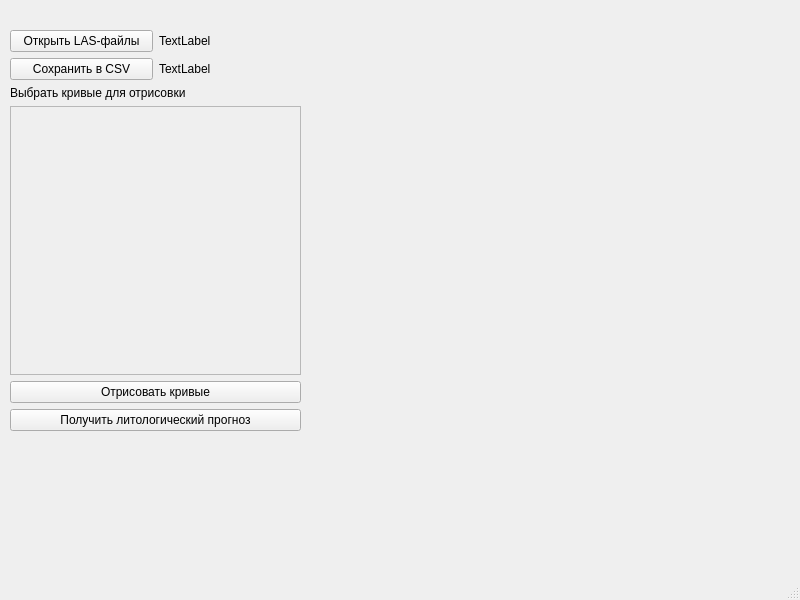
Above: core/GeoLogML/untitled.ui from malyshoke/FaciesClassification before the change. Below: the same form after it.
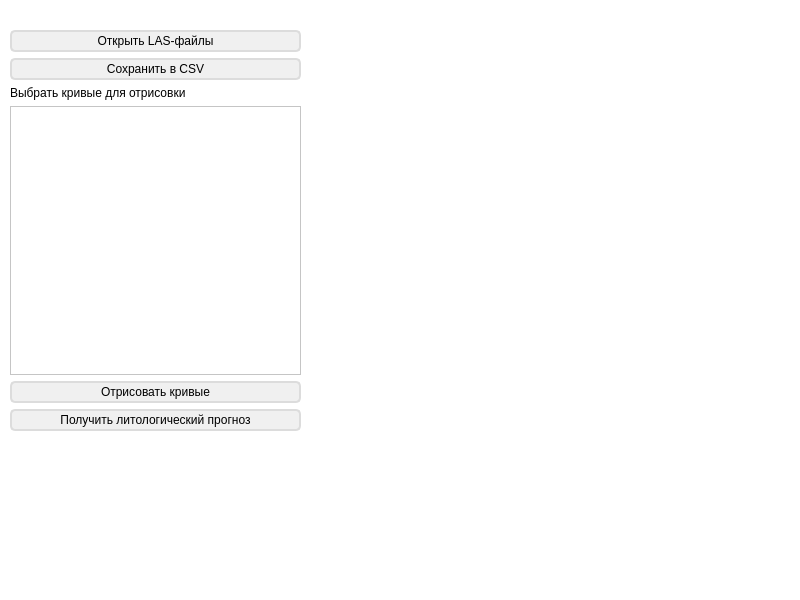
That is the form after the change.

Diff of the .ui file:
```diff
--- a/core/GeoLogML/untitled.ui
+++ b/core/GeoLogML/untitled.ui
@@ -13,6 +13,9 @@
   <property name="windowTitle">
    <string>GeoLogML</string>
   </property>
+  <property name="styleSheet">
+   <string notr="true">  background-color: #ffffff;  </string>
+  </property>
   <widget class="QWidget" name="centralwidget">
    <widget class="QWidget" name="widget" native="true">
     <property name="geometry">
@@ -24,7 +27,7 @@
      </rect>
     </property>
    </widget>
-   <widget class="QWidget" name="">
+   <widget class="QWidget" name="layoutWidget">
     <property name="geometry">
      <rect>
       <x>10</x>
@@ -40,36 +43,46 @@
         <layout class="QHBoxLayout" name="horizontalLayout">
          <item>
           <widget class="QPushButton" name="pushButton">
+           <property name="styleSheet">
+            <string notr="true">QPushButton {
+    background-color: #f0f0f0;  
+    border: 2px solid #dcdcdc; 
+    border-radius: 5px;      
+    padding: 2px;
+}
+QPushButton:hover {
+    background-color: #e8e8e8;
+}
+</string>
+           </property>
            <property name="text">
             <string>Открыть LAS-файлы</string>
            </property>
           </widget>
          </item>
-         <item>
-          <widget class="QLabel" name="label">
-           <property name="text">
-            <string>TextLabel</string>
-           </property>
-          </widget>
-         </item>
         </layout>
        </item>
        <item>
         <layout class="QHBoxLayout" name="horizontalLayout_2">
          <item>
           <widget class="QPushButton" name="pushButton_2">
+           <property name="styleSheet">
+            <string notr="true">QPushButton {
+    background-color: #f0f0f0;  
+    border: 2px solid #dcdcdc; 
+    border-radius: 5px;      
+    padding: 2px;
+}
+QPushButton:hover {
+    background-color: #e8e8e8;
+}
+</string>
+           </property>
            <property name="text">
             <string>Сохранить в CSV</string>
            </property>
           </widget>
          </item>
-         <item>
-          <widget class="QLabel" name="label_2">
-           <property name="text">
-            <string>TextLabel</string>
-           </property>
-          </widget>
-         </item>
         </layout>
        </item>
       </layout>
@@ -100,6 +113,18 @@
      </item>
      <item>
       <widget class="QPushButton" name="pushButton_3">
+       <property name="styleSheet">
+        <string notr="true">QPushButton {
+    background-color: #f0f0f0;  
+    border: 2px solid #dcdcdc; 
+    border-radius: 5px;      
+    padding: 2px;
+}
+QPushButton:hover {
+    background-color: #e8e8e8;
+}
+</string>
+       </property>
        <property name="text">
         <string>Отрисовать кривые</string>
        </property>
@@ -107,6 +132,18 @@
      </item>
      <item>
       <widget class="QPushButton" name="pushButton_4">
+       <property name="styleSheet">
+        <string notr="true">QPushButton {
+    background-color: #f0f0f0;  
+    border: 2px solid #dcdcdc; 
+    border-radius: 5px;      
+    padding: 2px;
+}
+QPushButton:hover {
+    background-color: #e8e8e8;
+}
+</string>
+       </property>
        <property name="text">
         <string>Получить литологический прогноз</string>
        </property>
```
